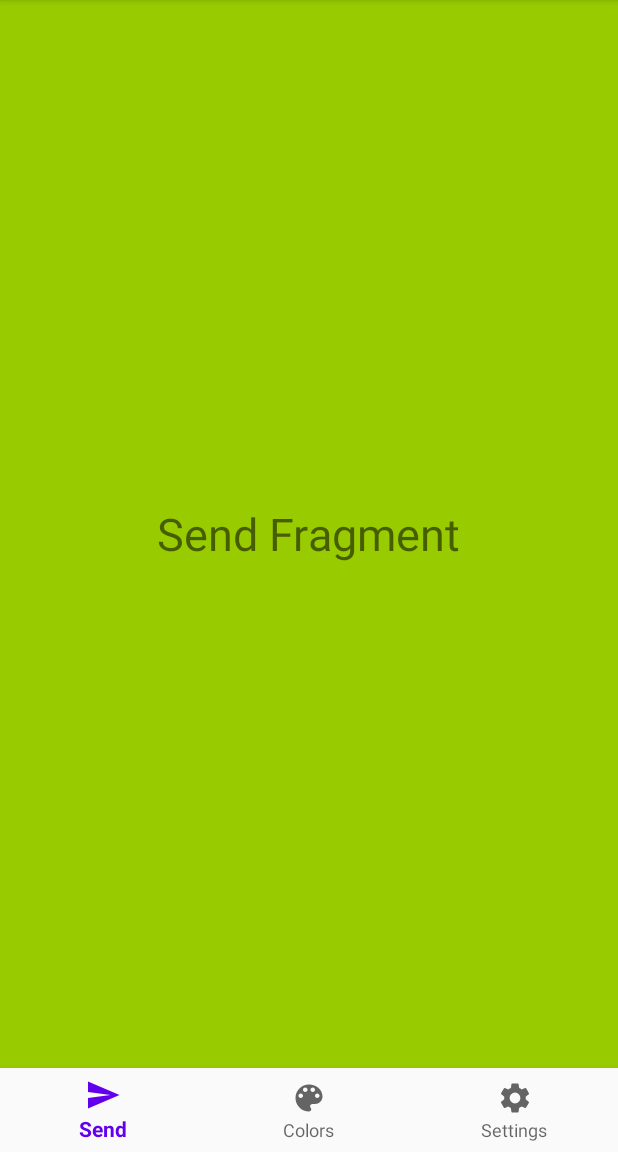
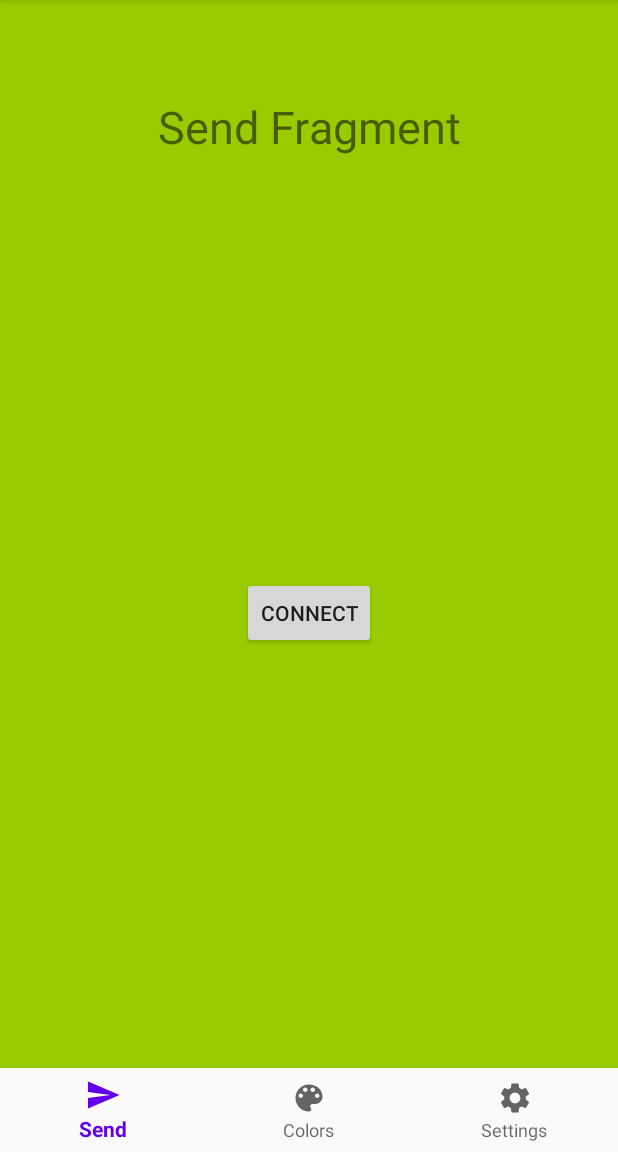
Before and after one commit to Lazloian/LEDControllerV2, an Android app: the screen it shows after launch (MainActivity), on a phone screen of 412 x 824 dp, the part 84-1236 px from its top. Run offline under Robolectric (Android 15) with nearby library versions, the light colour scheme and no system bars.

Commit message:
added android app

```diff
--- a/AndroidApp/LEDController/app/src/main/java/com/example/ledcontroller/MainActivity.java
+++ b/AndroidApp/LEDController/app/src/main/java/com/example/ledcontroller/MainActivity.java
@@ -4,26 +4,43 @@ import androidx.annotation.NonNull;
 import androidx.appcompat.app.AppCompatActivity;
 import androidx.fragment.app.Fragment;
 
+import android.content.BroadcastReceiver;
+import android.content.Context;
+import android.content.Intent;
+import android.content.IntentFilter;
 import android.os.Bundle;
+import android.util.Log;
 import android.view.MenuItem;
+import android.widget.FrameLayout;
 
 import com.google.android.material.bottomnavigation.BottomNavigationView;
 
 public class MainActivity extends AppCompatActivity {
+
+    private static final String TAG = "MainActivity"; // tag for console logging
+    private FrameLayout fragmentContainer; // holds fragments
+
 
     @Override
     protected void onCreate(Bundle savedInstanceState) {
         super.onCreate(savedInstanceState);
         setContentView(R.layout.activity_main);
 
-        // reference to bottom navigation view
+        // references to ui elements
         BottomNavigationView bottomNav = findViewById(R.id.bottom_navigation);
+        fragmentContainer = findViewById(R.id.fragment_container);
 
         // set method to run when an item is selected on the bottom navigation view
         bottomNav.setOnNavigationItemSelectedListener(navListener);
 
         // show the send fragment on app startup
-        getSupportFragmentManager().beginTransaction().replace(R.id.fragment_container, new SendFragment()).commit();
+        getSupportFragmentManager().beginTransaction().replace(fragmentContainer.getId(), new SendFragment()).commit();
+
+        // create an IntentFilter to catch intents from fragments, intents will be named by their destination
+        IntentFilter fragFilter = new IntentFilter("LEDController.MainActivity");
+
+        // register a broadcastReceiver to manage the incoming messages from the fragments
+        registerReceiver(fragmentReceiver, fragFilter);
     }
 
     // switches the active fragment when it is selected in the bottom navigation view
@@ -48,9 +65,20 @@ public class MainActivity extends AppCompatActivity {
                     }
 
                     // replace current fragment in view to the new fragment
-                    getSupportFragmentManager().beginTransaction().replace(R.id.fragment_container, selectedFragment).commit();
+                    getSupportFragmentManager().beginTransaction().replace(fragmentContainer.getId(), selectedFragment).commit();
 
                     return true;
                 }
             };
+
+    // BroadcastReceiver for receiving messages from fragments
+    private BroadcastReceiver fragmentReceiver = new BroadcastReceiver() {
+        @Override
+        public void onReceive(Context context, Intent intent) {
+            // get message from intent
+            String message = intent.getStringExtra("message");
+
+            Log.d(TAG, "fragmentReceiver Incoming Message: " + message);
+        }
+    };
 }
--- a/AndroidApp/LEDController/app/src/main/java/com/example/ledcontroller/SendFragment.java
+++ b/AndroidApp/LEDController/app/src/main/java/com/example/ledcontroller/SendFragment.java
@@ -1,9 +1,13 @@
 package com.example.ledcontroller;
 
+import android.content.Context;
+import android.content.Intent;
 import android.os.Bundle;
+import android.util.Log;
 import android.view.LayoutInflater;
 import android.view.View;
 import android.view.ViewGroup;
+import android.widget.Button;
 
 import androidx.annotation.NonNull;
 import androidx.annotation.Nullable;
@@ -11,9 +15,40 @@ import androidx.fragment.app.Fragment;
 
 public class SendFragment extends Fragment {
 
+    private static final String TAG = "SendFragment";
+    private Button connectButton;
+
     @Nullable
     @Override
+    // create button and other graphical references here (this method is run after all the graphical elements have been loaded)
     public View onCreateView(@NonNull LayoutInflater inflater, @Nullable ViewGroup container, @Nullable Bundle savedInstanceState) {
-        return inflater.inflate(R.layout.fragment_send, container, false);
+        View view = inflater.inflate(R.layout.fragment_send, container, false);
+
+        // reference graphical elements
+        connectButton = view.findViewById(R.id.button_connect);
+
+        // connectButton listener, sends a request to connect to the esp32 ledController
+        connectButton.setOnClickListener(new View.OnClickListener() {
+            @Override
+            public void onClick(View v) {
+                String message = "ConnectBL";
+                sendMessage(message);
+            }
+        });
+
+        return view;
+    }
+
+    @Override
+    public void onCreate(@Nullable Bundle savedInstanceState) {
+        super.onCreate(savedInstanceState);
+    }
+
+    // sends a message to MainActivity
+    private void sendMessage(String message)
+    {
+        Intent sendMessageIntent = new Intent(getActivity(), MainActivity.class);
+        Log.d(TAG, "Sending Message from SendFragment: " + message);
+        sendMessageIntent.putExtra("message", message);
     }
 }
--- a/AndroidApp/LEDController/app/src/main/res/layout/fragment_send.xml
+++ b/AndroidApp/LEDController/app/src/main/res/layout/fragment_send.xml
@@ -1,14 +1,30 @@
 <?xml version="1.0" encoding="utf-8"?>
-<RelativeLayout xmlns:android="http://schemas.android.com/apk/res/android"
+<androidx.constraintlayout.widget.ConstraintLayout xmlns:android="http://schemas.android.com/apk/res/android"
+    xmlns:app="http://schemas.android.com/apk/res-auto"
+    xmlns:tools="http://schemas.android.com/tools"
     android:layout_width="match_parent"
     android:layout_height="match_parent"
     android:background="@android:color/holo_green_light">
 
     <TextView
+        android:id="@+id/textView"
         android:layout_width="wrap_content"
         android:layout_height="wrap_content"
+        android:layout_marginTop="64dp"
         android:text="Send Fragment"
         android:textSize="30sp"
-        android:layout_centerInParent="true"/>
+        app:layout_constraintEnd_toEndOf="parent"
+        app:layout_constraintStart_toStartOf="parent"
+        app:layout_constraintTop_toTopOf="parent" />
 
-</RelativeLayout>
+    <Button
+        android:id="@+id/button_connect"
+        android:text="Connect"
+        android:layout_width="wrap_content"
+        android:layout_height="wrap_content"
+        app:layout_constraintBottom_toBottomOf="parent"
+        app:layout_constraintEnd_toEndOf="parent"
+        app:layout_constraintStart_toStartOf="parent"
+        app:layout_constraintTop_toBottomOf="@+id/textView" />
+
+</androidx.constraintlayout.widget.ConstraintLayout>
```
